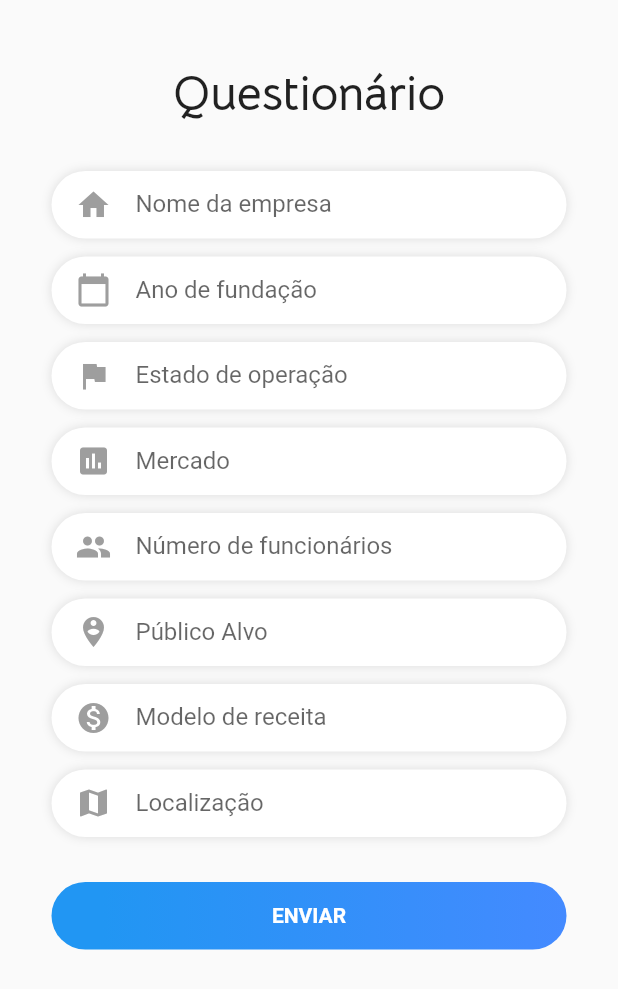
After one commit to SamuelGDMG/RiseHub, a Flutter app: the QuestionsScreen screen opened directly, on a phone screen of 412 x 824 dp. The commit adds this screen. Shown: the top 989 px of the screen. Run offline on Flutter 3.47's test engine with Material 2 defaults, Android fonts, the phone set to English and light mode, and no system bars; our stand-ins replace curved_navigation_bar, flip_card, flutter_screenutil, gradient_app_bar, simple_animations, timer_builder; missing offline and left inert: slimy_card; Roboto replaces fonts that are missing (Quicksand).

Commit message:
add main feature

```diff
--- /dev/null
+++ b/lib/QuestionsScreen.dart
@@ -0,0 +1,296 @@
+import 'package:RiseHub/loading_screen.dart';
+import 'package:flutter/material.dart';
+
+var ano = TextEditingController();
+var estado = TextEditingController();
+var setor = TextEditingController();
+var funcs = TextEditingController();
+
+class QuestionsScreen extends StatefulWidget {
+  @override
+  _QuestionsScreenState createState() => _QuestionsScreenState();
+}
+
+class _QuestionsScreenState extends State<QuestionsScreen> {
+  @override
+  Widget build(BuildContext context) {
+    return Scaffold(
+      body: SingleChildScrollView(
+        child: Container(
+          width: MediaQuery.of(context).size.width,
+          padding: EdgeInsets.only(top: 42),
+          child: Column(
+            children: <Widget>[
+              Row(
+                mainAxisAlignment: MainAxisAlignment.center,
+                children: <Widget>[
+                  Text(
+                    "Questionário",
+                    style: TextStyle(
+                      fontSize: 32,
+                      fontFamily: "BellotaText",
+                    ),
+                  )
+                ],
+              ),
+              SizedBox(
+                height: 20,
+              ),
+              Container(
+                width: MediaQuery.of(context).size.width / 1.2,
+                height: 45,
+                margin: EdgeInsets.only(top: 12),
+                padding:
+                    EdgeInsets.only(top: 4, left: 16, right: 16, bottom: 4),
+                decoration: BoxDecoration(
+                    borderRadius: BorderRadius.all(Radius.circular(50)),
+                    color: Colors.white,
+                    boxShadow: [
+                      BoxShadow(color: Colors.black12, blurRadius: 5)
+                    ]),
+                child: TextField(
+                  controller: estado,
+                  decoration: InputDecoration(
+                    border: InputBorder.none,
+                    icon: Icon(
+                      Icons.home,
+                      color: Colors.grey,
+                    ),
+                    hintText: 'Nome da empresa',
+                    labelStyle: TextStyle(
+                      fontFamily: "Quicksand",
+                    ),
+                  ),
+                ),
+              ),
+              SizedBox(
+                height: 12,
+              ),
+              Container(
+                width: MediaQuery.of(context).size.width / 1.2,
+                height: 45,
+                padding:
+                    EdgeInsets.only(top: 4, left: 16, right: 16, bottom: 4),
+                decoration: BoxDecoration(
+                    borderRadius: BorderRadius.all(Radius.circular(50)),
+                    color: Colors.white,
+                    boxShadow: [
+                      BoxShadow(color: Colors.black12, blurRadius: 5)
+                    ]),
+                child: TextField(
+                  keyboardType: TextInputType.number,
+                  controller: ano,
+                  decoration: InputDecoration(
+                    border: InputBorder.none,
+                    icon: Icon(
+                      Icons.calendar_today,
+                      color: Colors.grey,
+                    ),
+                    hintText: 'Ano de fundação',
+                    labelStyle: TextStyle(
+                      fontFamily: "Quicksand",
+                    ),
+                  ),
+                ),
+              ),
+              Container(
+                width: MediaQuery.of(context).size.width / 1.2,
+                height: 45,
+                margin: EdgeInsets.only(top: 12),
+                padding:
+                    EdgeInsets.only(top: 4, left: 16, right: 16, bottom: 4),
+                decoration: BoxDecoration(
+                    borderRadius: BorderRadius.all(Radius.circular(50)),
+                    color: Colors.white,
+                    boxShadow: [
+                      BoxShadow(color: Colors.black12, blurRadius: 5)
+                    ]),
+                child: TextField(
+                  controller: estado,
+                  decoration: InputDecoration(
+                    border: InputBorder.none,
+                    icon: Icon(
+                      Icons.assistant_photo,
+                      color: Colors.grey,
+                    ),
+                    hintText: 'Estado de operação',
+                    labelStyle: TextStyle(
+                      fontFamily: "Quicksand",
+                    ),
+                  ),
+                ),
+              ),
+              Container(
+                width: MediaQuery.of(context).size.width / 1.2,
+                height: 45,
+                margin: EdgeInsets.only(top: 12),
+                padding:
+                    EdgeInsets.only(top: 4, left: 16, right: 16, bottom: 4),
+                decoration: BoxDecoration(
+                    borderRadius: BorderRadius.all(Radius.circular(50)),
+                    color: Colors.white,
+                    boxShadow: [
+                      BoxShadow(color: Colors.black12, blurRadius: 5)
+                    ]),
+                child: TextField(
+                  controller: setor,
+                  decoration: InputDecoration(
+                    border: InputBorder.none,
+                    icon: Icon(
+                      Icons.assessment,
+                      color: Colors.grey,
+                    ),
+                    hintText: 'Mercado',
+                    labelStyle: TextStyle(
+                      fontFamily: "Quicksand",
+                    ),
+                  ),
+                ),
+              ),
+              Container(
+                width: MediaQuery.of(context).size.width / 1.2,
+                height: 45,
+                margin: EdgeInsets.only(top: 12),
+                padding:
+                    EdgeInsets.only(top: 4, left: 16, right: 16, bottom: 4),
+                decoration: BoxDecoration(
+                    borderRadius: BorderRadius.all(Radius.circular(50)),
+                    color: Colors.white,
+                    boxShadow: [
+                      BoxShadow(color: Colors.black12, blurRadius: 5)
+                    ]),
+                child: TextField(
+                  keyboardType: TextInputType.number,
+                  controller: funcs,
+                  decoration: InputDecoration(
+                    border: InputBorder.none,
+                    icon: Icon(
+                      Icons.people,
+                      color: Colors.grey,
+                    ),
+                    hintText: 'Número de funcionários',
+                    labelStyle: TextStyle(
+                      fontFamily: "Quicksand",
+                    ),
+                  ),
+                ),
+              ),
+              Container(
+                width: MediaQuery.of(context).size.width / 1.2,
+                height: 45,
+                margin: EdgeInsets.only(top: 12),
+                padding:
+                    EdgeInsets.only(top: 4, left: 16, right: 16, bottom: 4),
+                decoration: BoxDecoration(
+                    borderRadius: BorderRadius.all(Radius.circular(50)),
+                    color: Colors.white,
+                    boxShadow: [
+                      BoxShadow(color: Colors.black12, blurRadius: 5)
+                    ]),
+                child: TextField(
+                  controller: estado,
+                  decoration: InputDecoration(
+                    border: InputBorder.none,
+                    icon: Icon(
+                      Icons.person_pin_circle,
+                      color: Colors.grey,
+                    ),
+                    hintText: 'Público Alvo',
+                    labelStyle: TextStyle(
+                      fontFamily: "Quicksand",
+                    ),
+                  ),
+                ),
+              ),
+              Container(
+                width: MediaQuery.of(context).size.width / 1.2,
+                height: 45,
+                margin: EdgeInsets.only(top: 12),
+                padding:
+                    EdgeInsets.only(top: 4, left: 16, right: 16, bottom: 4),
+                decoration: BoxDecoration(
+                    borderRadius: BorderRadius.all(Radius.circular(50)),
+                    color: Colors.white,
+                    boxShadow: [
+                      BoxShadow(color: Colors.black12, blurRadius: 5)
+                    ]),
+                child: TextField(
+                  controller: estado,
+                  decoration: InputDecoration(
+                    border: InputBorder.none,
+                    icon: Icon(
+                      Icons.monetization_on,
+                      color: Colors.grey,
+                    ),
+                    hintText: 'Modelo de receita',
+                    labelStyle: TextStyle(
+                      fontFamily: "Quicksand",
+                    ),
+                  ),
+                ),
+              ),
+              Container(
+                width: MediaQuery.of(context).size.width / 1.2,
+                height: 45,
+                margin: EdgeInsets.only(top: 12),
+                padding:
+                    EdgeInsets.only(top: 4, left: 16, right: 16, bottom: 4),
+                decoration: BoxDecoration(
+                    borderRadius: BorderRadius.all(Radius.circular(50)),
+                    color: Colors.white,
+                    boxShadow: [
+                      BoxShadow(color: Colors.black12, blurRadius: 5)
+                    ]),
+                child: TextField(
+                  controller: estado,
+                  decoration: InputDecoration(
+                    border: InputBorder.none,
+                    icon: Icon(
+                      Icons.map,
+                      color: Colors.grey,
+                    ),
+                    hintText: 'Localização',
+                    labelStyle: TextStyle(
+                      fontFamily: "Quicksand",
+                    ),
+                  ),
+                ),
+              ),
+              SizedBox(height: 10),
+              SizedBox(height: 20),
+              GestureDetector(
+                child: Container(
+                    height: 45,
+                    width: MediaQuery.of(context).size.width / 1.2,
+                    decoration: BoxDecoration(
+                        gradient: LinearGradient(
+                          stops: [0.1, 1],
+                          colors: [Colors.blue, Colors.blueAccent],
+                        ),
+                        borderRadius: BorderRadius.all(Radius.circular(50))),
+                    child: FlatButton(
+                        child: Text(
+                          'Enviar'.toUpperCase(),
+                          style: TextStyle(
+                              color: Colors.white,
+                              fontWeight: FontWeight.bold,
+                              fontFamily: "Quicksand"),
+                        ),
+                        onPressed: () {
+                          Navigator.push(
+                              context,
+                              new MaterialPageRoute(
+                                  builder: (BuildContext context) =>
+                                      new LoadingPage()));
+                        })),
+                onTap: () {
+                  //iniciarProcessoCadastro();
+                },
+              ),
+            ],
+          ),
+        ),
+      ),
+    );
+  }
+}
--- a/lib/home.dart
+++ b/lib/home.dart
@@ -1,7 +1,7 @@
-import 'package:RiseArea/pages/rewards_page.dart';
+import 'package:RiseHub/pages/rewards_page.dart';
 import 'package:flutter/material.dart';
-import 'package:RiseArea/pages/profile_page.dart';
-import 'package:RiseArea/pages/home_page.dart';
+import 'package:RiseHub/pages/profile_page.dart';
+import 'package:RiseHub/pages/home_page.dart';
 import 'package:curved_navigation_bar/curved_navigation_bar.dart';
 
 
--- a/lib/main.dart
+++ b/lib/main.dart
@@ -1,7 +1,7 @@
 import 'package:flutter/material.dart';
 import 'package:provider/provider.dart';
-import 'package:RiseArea/blocs/theme.dart';
-import 'package:RiseArea/login-screen.dart';
+import 'package:RiseHub/blocs/theme.dart';
+import 'package:RiseHub/login-screen.dart';
 
 void main() {
   runApp(MyApp());
--- a/lib/pages/congratulation.dart
+++ b/lib/pages/congratulation.dart
@@ -1,6 +1,6 @@
 import 'package:flutter/material.dart';
 import 'package:flutter_screenutil/flutter_screenutil.dart';
-import 'package:RiseArea/home.dart';
+import 'package:RiseHub/home.dart';
 
 Color palleteLightGrey = Color(0xffc4d1fa);
 Color palleteLightBlue = Color(0xff829ef6);
--- a/lib/pages/rewards_page.dart
+++ b/lib/pages/rewards_page.dart
@@ -34,7 +34,7 @@ class _BenefitsPage extends State<BenefitsPage> {
                     ),
                     Center(
                       child: Text(
-                        "RiseArea",
+                        "RiseHub",
                         textAlign: TextAlign.center,
                         style: TextStyle(
                           fontFamily: 'BellotaText',
--- a/lib/register_pages/register_user.dart
+++ b/lib/register_pages/register_user.dart
@@ -1,4 +1,4 @@
-import 'package:RiseArea/pages/congratulation.dart';
+import 'package:RiseHub/pages/congratulation.dart';
 import 'package:flutter/material.dart';
 import 'package:slimy_card/slimy_card.dart';
 
--- a/pubspec.yaml
+++ b/pubspec.yaml
@@ -1,4 +1,4 @@
-name: RiseArea
+name: RiseHub
 description: Mobile platform that uses gamification to empower entrepreuners.
 version: 1.0.0+1
 
```
Also changed, not shown: lib/ResultsScreen.dart (+139 -1 lines), lib/loading_screen.dart (+12 -25 lines), lib/login-screen.dart (+4 -3 lines), lib/pages/home_page.dart (+4 -4 lines).
